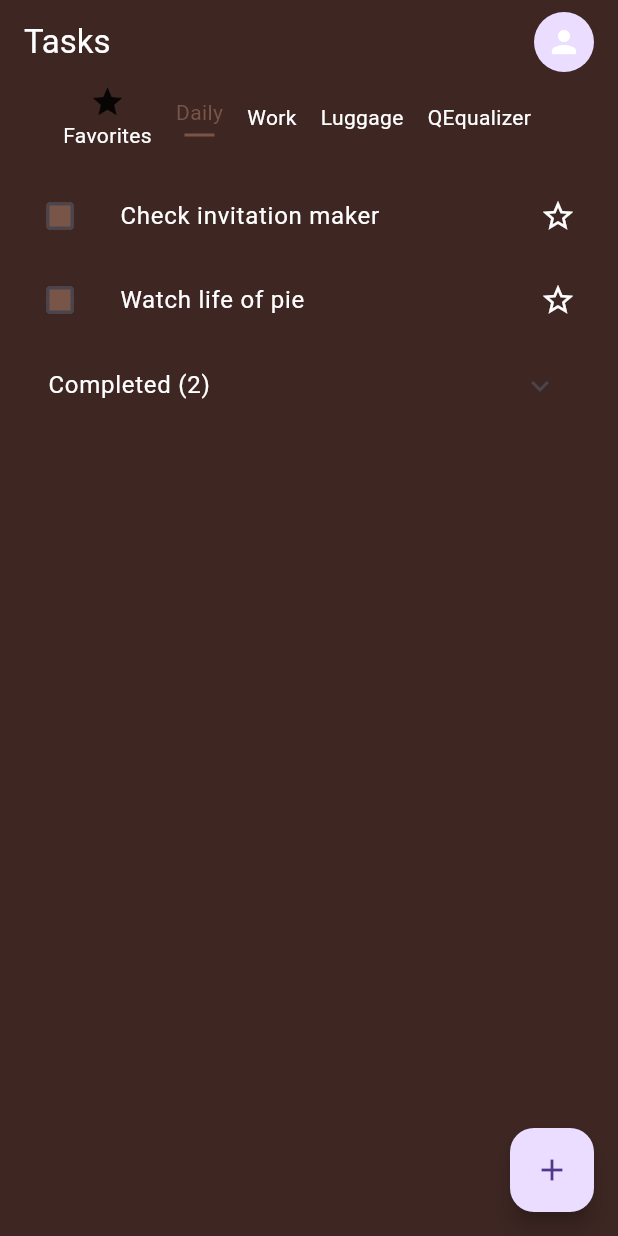
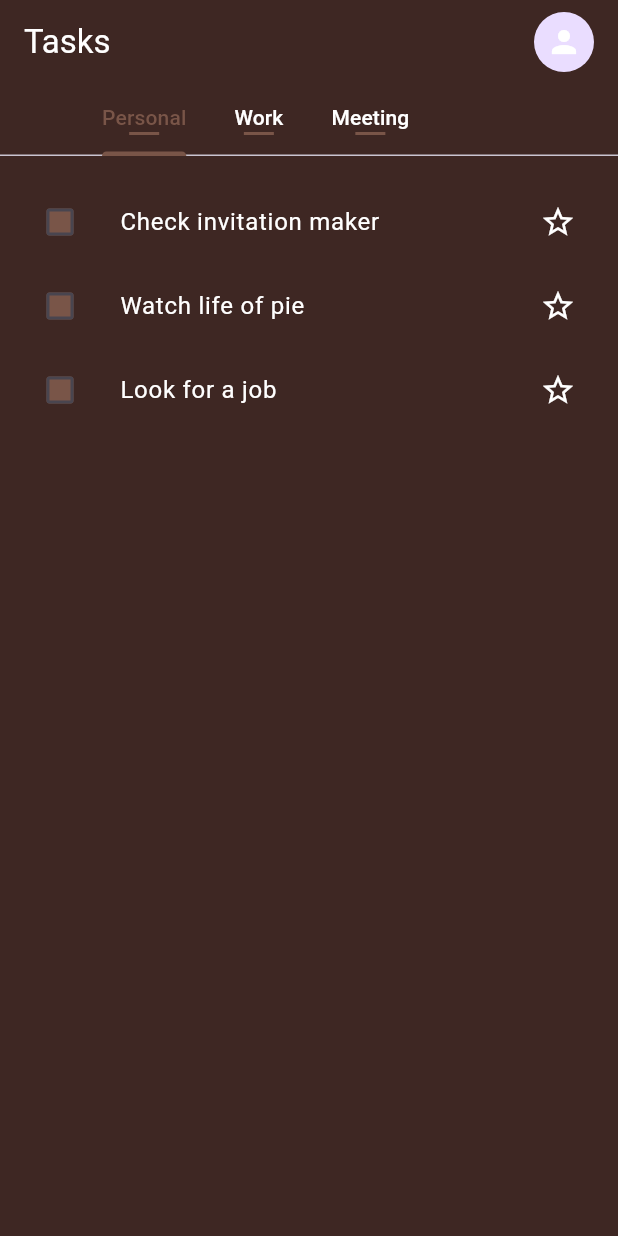
Before and after one commit to YoussefOutahar/another_task, a Flutter app: the screen it shows after launch, after a tap on the "star border" icon, on a phone screen of 412 x 824 dp. Run offline on Flutter 3.47's test engine with Material 3 defaults, Android fonts, the phone set to English and light mode, and no system bars; our stand-ins replace bloc, equatable, flutter_bloc.

Commit message:
Some retouches

```diff
--- a/lib/bloc/task/task_bloc.dart
+++ b/lib/bloc/task/task_bloc.dart
@@ -6,21 +6,70 @@ part 'task_event.dart';
 part 'task_state.dart';
 
 class TaskBloc extends Bloc<TaskEvent, TaskState> {
+  List<Task> tasks = [
+    const Task(
+      id: '1',
+      title: 'Check invitation maker',
+      category: 'Daily',
+    ),
+    const Task(
+      id: '2',
+      title: 'Watch life of pie',
+      category: 'Daily',
+    ),
+    const Task(
+      id: '3',
+      title: 'Look for a job',
+      category: 'Daily',
+    ),
+    const Task(
+      id: '4',
+      title: 'Check invitation maker',
+      category: 'Daily',
+    ),
+    const Task(
+      id: '5',
+      title: 'Watch life of pie',
+      category: 'Daily',
+    ),
+    const Task(
+      id: '6',
+      title: 'Look for a job',
+      category: 'Daily',
+    ),
+  ];
+
   TaskBloc() : super(TaskInitial()) {
-    on<LoadTasks>((event, emit) {
+    on<LoadTasks>(_onLoadTasks);
+    on<AddTask>(_onAddTask);
+    on<UpdateTask>(_onUpdateTask);
+    on<DeleteTask>(_onDeleteTask);
+  }
+
+  Future<void> _onLoadTasks(LoadTasks event, Emitter<TaskState> emit) async {
+    try {
       emit(TaskLoading());
       Future.delayed(const Duration(seconds: 5));
       emit(TaskLoaded(tasks));
-    });
+    } catch (e) {
+      // You might want to create and emit an error state here
+      emit(TaskInitial());
+    }
+  }
 
-    on<AddTask>((event, emit) {
+  Future<void> _onAddTask(AddTask event, Emitter<TaskState> emit) async {
+    try {
       final currentState = state;
       if (currentState is TaskLoaded) {
         emit(TaskLoaded([...currentState.tasks, event.task]));
       }
-    });
+    } catch (e) {
+      // Handle error
+    }
+  }
 
-    on<UpdateTask>((event, emit) {
+  Future<void> _onUpdateTask(UpdateTask event, Emitter<TaskState> emit) async {
+    try {
       final currentState = state;
       if (currentState is TaskLoaded) {
         final updatedTasks = currentState.tasks.map((task) {
@@ -28,9 +77,13 @@ class TaskBloc extends Bloc<TaskEvent, TaskState> {
         }).toList();
         emit(TaskLoaded(updatedTasks));
       }
-    });
+    } catch (e) {
+      // Handle error
+    }
+  }
 
-    on<DeleteTask>((event, emit) {
+  Future<void> _onDeleteTask(DeleteTask event, Emitter<TaskState> emit) async {
+    try {
       final currentState = state;
       if (currentState is TaskLoaded) {
         final updatedTasks = currentState.tasks.where((task) {
@@ -38,6 +91,8 @@ class TaskBloc extends Bloc<TaskEvent, TaskState> {
         }).toList();
         emit(TaskLoaded(updatedTasks));
       }
-    });
+    } catch (e) {
+      // Handle error
+    }
   }
 }
--- a/lib/bloc/taskGroup/task_group_bloc.dart
+++ b/lib/bloc/taskGroup/task_group_bloc.dart
@@ -7,7 +7,23 @@ part 'task_group_event.dart';
 part 'task_group_state.dart';
 
 class TaskGroupBloc extends Bloc<TaskGroupEvent, TaskGroupState> {
-  List<TaskGroup> _taskGroups = [];
+  List<TaskGroup> _taskGroups = [
+    const TaskGroup(
+      id: '1',
+      title: 'Personal',
+      taskIds: ['1', '2', '3'],
+    ),
+    const TaskGroup(
+      id: '2',
+      title: 'Work',
+      taskIds: ['4', '5'],
+    ),
+    const TaskGroup(
+      id: '3',
+      title: 'Meeting',
+      taskIds: ['6'],
+    ),
+  ];
 
   TaskGroupBloc() : super(TaskGroupInitial()) {
     on<LoadTaskGroups>(_onLoadTaskGroups);
--- a/lib/models/task.dart
+++ b/lib/models/task.dart
@@ -60,16 +60,3 @@ class Task extends Equatable {
     };
   }
 }
-
-List<Task> tasks = [
-  const Task(
-    id: '1',
-    title: 'Check invitation maker',
-    category: 'Daily',
-  ),
-  const Task(
-    id: '2',
-    title: 'Watch life of pie',
-    category: 'Daily',
-  ),
-];
--- a/lib/screens/home_screen.dart
+++ b/lib/screens/home_screen.dart
@@ -2,7 +2,7 @@ import 'package:flutter/material.dart';
 import 'package:flutter_bloc/flutter_bloc.dart';
 
 import '../bloc/task/task_bloc.dart';
-import '../models/task.dart';
+import '../bloc/taskGroup/task_group_bloc.dart';
 
 class HomeScreen extends StatefulWidget {
   const HomeScreen({super.key});
@@ -12,14 +12,29 @@ class HomeScreen extends StatefulWidget {
 }
 
 class _HomeScreenState extends State<HomeScreen> with SingleTickerProviderStateMixin {
-  late TabController tabController;
+  TabController? _tabController;
+
   @override
   void initState() {
-    tabController = TabController(length: 4, vsync: this);
-    tabController.addListener(() {
-      setState(() {});
+    super.initState();
+    // Load task groups first
+    context.read<TaskGroupBloc>().add(LoadTaskGroups());
+  }
+
+  @override
+  void dispose() {
+    _tabController?.dispose();
+    super.dispose();
+  }
+
+  void _initTabController(int length) {
+    if (_tabController == null || _tabController!.length != length) {
+      _tabController?.dispose();
+      _tabController = TabController(length: length, vsync: this);
+      _tabController!.addListener(() {
+        if (mounted) setState(() {});
       });
-    super.initState();
+    }
   }
 
   @override
@@ -38,94 +53,67 @@ class _HomeScreenState extends State<HomeScreen> with SingleTickerProviderStateM
           ),
           SizedBox(width: 16),
         ],
-      ),
-      body: Column(
+        bottom: PreferredSize(
+          preferredSize: const Size.fromHeight(48.0),
+          child: BlocBuilder<TaskGroupBloc, TaskGroupState>(
+            builder: (context, state) {
+              if (state is TaskGroupsLoaded) {
+                _initTabController(state.taskGroups.length);
+
+                return TabBar(
+                  controller: _tabController,
+                  isScrollable: true,
+                  indicatorColor: Colors.brown,
+                  labelColor: Colors.brown,
+                  unselectedLabelColor: Colors.white,
+                  tabs: state.taskGroups
+                      .map((group) => Tab(
+                            child: Column(
+                              mainAxisAlignment: MainAxisAlignment.center,
                               children: [
-          _buildCategoryTabs(),
-          Expanded(
-            child: _buildTaskList(),
-          ),
-        ],
-      ),
-      floatingActionButton: FloatingActionButton(
-        child: const Icon(Icons.add),
-        onPressed: () {},
-      ),
-    );
-  }
-
-  Widget _buildCategoryTabs() {
-    return SingleChildScrollView(
-      scrollDirection: Axis.horizontal,
-      padding: const EdgeInsets.symmetric(horizontal: 16),
-      child: Row(
-        children: [
-          _buildCategoryTab(Icons.star, 'Favorites', true),
-          _buildCategoryTab(null, 'Daily', false),
-          _buildCategoryTab(null, 'Work', false),
-          _buildCategoryTab(null, 'Luggage', false),
-          _buildCategoryTab(null, 'QEqualizer', false),
-        ],
-      ),
-    );
-  }
-
-  Widget _buildCategoryTab(IconData? icon, String text, bool showIcon) {
-    return Padding(
-      padding: const EdgeInsets.only(right: 16),
-      child: Column(
-        children: [
-          if (showIcon) Icon(icon),
-          Text(
-            text,
-            style: TextStyle(
-              color: text == 'Daily' ? Colors.brown : Colors.white,
-            ),
-          ),
-          if (text == 'Daily')
+                                Text(group.title),
                                 Container(
                                   height: 2,
                                   width: 20,
-              margin: const EdgeInsets.only(top: 4),
                                   color: Colors.brown,
                                 ),
                               ],
                             ),
+                          ))
+                      .toList(),
                 );
               }
+              return const SizedBox();
+            },
+          ),
+        ),
+      ),
+      body: BlocBuilder<TaskGroupBloc, TaskGroupState>(
+        builder: (context, groupState) {
+          if (groupState is TaskGroupsLoaded) {
+            _initTabController(groupState.taskGroups.length);
 
-  Widget _buildTaskList() {
+            return TabBarView(
+              controller: _tabController,
+              children: groupState.taskGroups.map((group) {
                 return BlocBuilder<TaskBloc, TaskState>(
                   builder: (context, state) {
                     if (state is TaskLoading) {
                       return const Center(child: CircularProgressIndicator());
                     }
                     if (state is TaskLoaded) {
+                      final groupTasks = state.tasks.where((task) => group.taskIds.contains(task.id)).toList();
+
                       return ListView.builder(
                         padding: const EdgeInsets.all(16),
-            itemCount: state.tasks.length + 1, // +1 for completed section
+                        itemCount: groupTasks.length,
                         itemBuilder: (context, index) {
-              if (index == state.tasks.length) {
-                return _buildCompletedSection();
-              }
-              final task = state.tasks[index];
-              return _buildTaskItem(task);
-            },
-          );
-        }
-        return const Center(child: Text('No tasks found'));
-      },
-    );
-  }
-
-  Widget _buildTaskItem(Task task) {
+                          final task = groupTasks[index];
                           return ListTile(
                             contentPadding: EdgeInsets.zero,
                             leading: Checkbox(
                               value: task.isCompleted,
-        onChanged: (value) {
-          // Update task completion status
-        },
+                              onChanged: (value) {},
                               fillColor: WidgetStateProperty.all(Colors.brown),
                             ),
                             title: Text(
@@ -133,23 +121,25 @@ class _HomeScreenState extends State<HomeScreen> with SingleTickerProviderStateM
                               style: const TextStyle(color: Colors.white),
                             ),
                             trailing: IconButton(
-        icon: const Icon(Icons.star_border, color: Colors.white),
-        onPressed: () {
-          // Toggle favorite
+                              icon: const Icon(
+                                Icons.star_border,
+                                color: Colors.white,
+                              ),
+                              onPressed: () {},
+                            ),
+                          );
+                        },
+                      );
+                    }
+                    return const Center(child: Text('No tasks found'));
+                  },
+                );
+              }).toList(),
+            );
+          }
+          return const Center(child: CircularProgressIndicator());
         },
       ),
     );
   }
-
-  Widget _buildCompletedSection() {
-    return const ExpansionTile(
-      title: Text(
-        'Completed (2)',
-        style: TextStyle(color: Colors.white),
-      ),
-      children: [
-        // Add completed tasks here
-      ],
-    );
 }
-}
```
Lines whose indentation alone changed are shown as unchanged.
